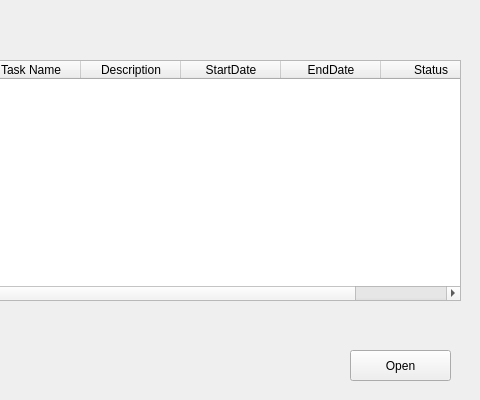
First picture: the form in task.ui, repository huzaifa112003/Project-Management-Systems, before the edit; both pictures show x 270 to 750 and y 0 to 400 of the 750 by 400 pixel window.
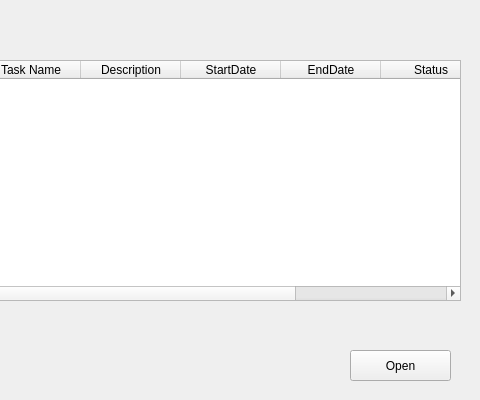
Second picture: the form after the edit.

What changed in the file:
```diff
--- a/task.ui
+++ b/task.ui
@@ -132,6 +132,11 @@
      <string>Status</string>
     </property>
    </column>
+   <column>
+    <property name="text">
+     <string>Assigned To</string>
+    </property>
+   </column>
   </widget>
  </widget>
  <resources/>
```
